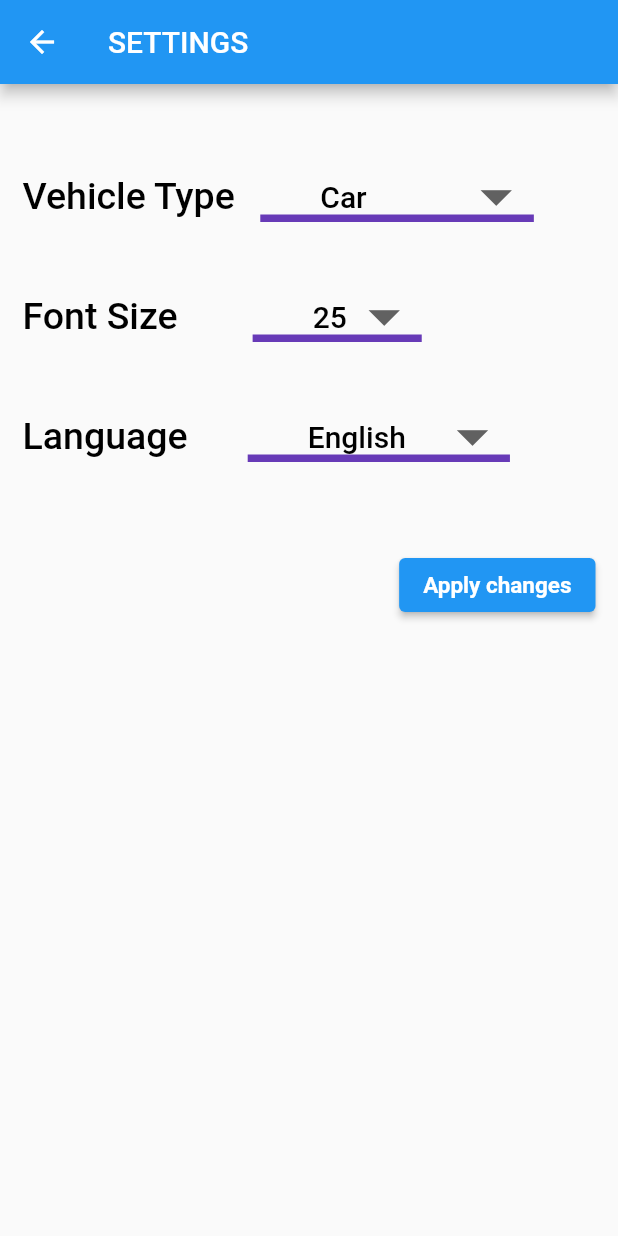
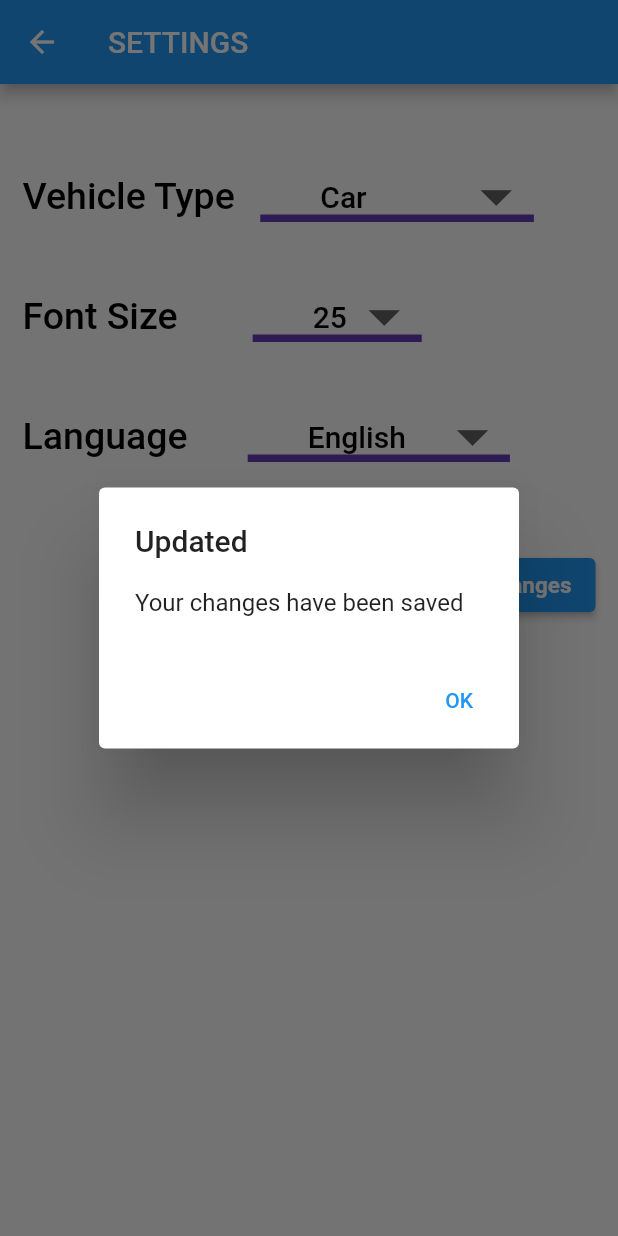
Before and after one commit to WillisYangg/CarparkLey-, a Flutter app: the SettingsScreen screen opened by its route, after a tap on "Apply changes", on a phone screen of 412 x 824 dp. Run offline on Flutter 3.47's test engine with Material 2 defaults, Android fonts, the phone set to English and light mode, and no system bars; our stand-ins replace cloud_firestore, dio, firebase_auth, firebase_core, flutter_spinkit, geolocator and 3 more; missing offline and left inert: dart:ffi, flutter_google_places_hoc081098, flutter_polyline_points, google_maps_webservice; accounts and stored records are empty; Roboto replaces fonts that are missing (SourceSansPro).

```diff
--- a/lib/screens/home_page.dart
+++ b/lib/screens/home_page.dart
@@ -1,6 +1,9 @@
 import 'package:carparkley/screens/login_register/login_page.dart';
 import 'package:carparkley/main.dart';
 import 'package:carparkley/screens/results_page.dart';
+import 'package:carparkley/screens/settings_screen.dart';
+import 'package:carparkley/services/get_distance.dart';
+import 'package:cloud_firestore/cloud_firestore.dart';
 import 'package:firebase_auth/firebase_auth.dart';
 import 'package:flutter/material.dart';
 import 'package:flutter_google_places_hoc081098/flutter_google_places_hoc081098.dart';
@@ -10,6 +13,7 @@ import '../constants.dart';
 import '../services/find_carparks.dart';
 import 'destination_loading_screen.dart';
 import 'login_register/register_page.dart';
+import 'settings_screen.dart';
 
 class HomePage extends StatefulWidget {
   static String id = "home_screen";
@@ -56,10 +60,19 @@ class _HomePageState extends State<HomePage> {
     this.getCurrentUser();
   }
 
+  dynamic vehicleType;
+  Future<void> didVehicleTypeChange() async {
+    final vehicle = await checkWhatChanged();
+    setState(() {
+      vehicleType = vehicle;
+    });
+  }
+
   @override
   Widget build(BuildContext context) {
+    didVehicleTypeChange();
+    String vehicle = vehicleType;
     String destinationName = '';
-
     void getLocation(userLocation) async {
       await userLocation.getCurrentLocation();
       print(userLocation.latitude);
@@ -99,17 +112,23 @@ class _HomePageState extends State<HomePage> {
                   style: TextStyle(color: Colors.black),
                   decoration: kTextfieldInputDecoration,
                   onTap: () async {
+                    print('Vehicle type is: $vehicle');
                     final Prediction? p = await PlacesAutocomplete.show(
                         context: context,
                         apiKey: googleApiKey,
                         mode: Mode.overlay, // Mode.fullscreen
                         language: "en",
                         components: [new Component(Component.country, "sg")]);
-                    Navigator.push(context,
-                        MaterialPageRoute(builder: (context) {
-                      return DestLoadingPage(
-                          destination: p?.description.toString());
-                    }));
+                    if (p?.description == null) {
+                      AlertDialog();
+                    } else {
+                      Navigator.push(context,
+                          MaterialPageRoute(builder: (context) {
+                        return DestLoadingPage(
+                            destination: p?.description.toString(),
+                            vehicleType: vehicle);
+                      }));
+                    }
                   },
                 ),
               ),
@@ -168,6 +187,28 @@ class _HomePageState extends State<HomePage> {
                   ]),
                 ),
               ),
+              Card(
+                //default card color is white
+                margin: EdgeInsets.symmetric(vertical: 10.0, horizontal: 107.0),
+                child: RaisedButton(
+                  color: Colors.red,
+                  onPressed: () {
+                    Navigator.pushNamed(context, SettingsScreen.id);
+                  },
+                  child: Row(children: [
+                    Icon(
+                      Icons.settings,
+                      color: Colors.white,
+                    ),
+                    Text('Settings',
+                        style: TextStyle(
+                          color: Colors.white,
+                          fontSize: 20.0,
+                          fontWeight: FontWeight.bold,
+                        )),
+                  ]),
+                ),
+              ),
             ],
           ),
         ),
--- a/lib/screens/login_register/login_page.dart
+++ b/lib/screens/login_register/login_page.dart
@@ -1,4 +1,5 @@
 import 'package:carparkley/screens/carpark_info_screen.dart';
+import 'package:carparkley/screens/settings_screen.dart';
 import 'package:firebase_auth/firebase_auth.dart';
 import 'package:flutter/material.dart';
 import '../home_page.dart';
--- a/lib/screens/settings_screen.dart
+++ b/lib/screens/settings_screen.dart
@@ -1,6 +1,8 @@
+import 'package:carparkley/screens/home_page.dart';
 import 'package:flutter/cupertino.dart';
 import 'package:flutter/material.dart';
 import 'carpark_info_screen.dart';
+import 'home_page.dart';
 
 class SettingsScreen extends StatefulWidget {
   static String id = "settings_screen";
@@ -9,10 +11,11 @@ class SettingsScreen extends StatefulWidget {
   _SettingsScreenState createState() => _SettingsScreenState();
 }
 
+String vehicleValue = 'Car';
+String fontValue = '25';
+String language = 'English';
+
 class _SettingsScreenState extends State<SettingsScreen> {
-  String vehicleValue = 'Car';
-  String fontValue = '25';
-  String language = 'English';
   @override
   Widget build(BuildContext context) {
     return Scaffold(
@@ -200,7 +203,9 @@ class _SettingsScreenState extends State<SettingsScreen> {
               Padding(
                 padding: const EdgeInsets.only(right: 15.0),
                 child: ElevatedButton(
-                    onPressed: () {},
+                    onPressed: () async {
+                      _showMyDialog();
+                    },
                     child: Text(
                       'Apply changes',
                       style:
@@ -214,4 +219,41 @@ class _SettingsScreenState extends State<SettingsScreen> {
       ),
     );
   }
+
+  Future<void> _showMyDialog() async {
+    return showDialog<void>(
+      context: context,
+      barrierDismissible: false, // user must tap button!
+      builder: (BuildContext context) {
+        return AlertDialog(
+          title: Text('Updated'),
+          content: SingleChildScrollView(
+            child: ListBody(
+              children: <Widget>[
+                Text('Your changes have been saved'),
+              ],
+            ),
+          ),
+          actions: <Widget>[
+            TextButton(
+              child: Text('OK'),
+              onPressed: () {
+                Navigator.pop(context);
+              },
+            ),
+          ],
+        );
+      },
+    );
+  }
 }
+
+Future<String> checkWhatChanged() async {
+  if (vehicleValue == 'MotorBike') {
+    return 'M';
+  } else if (vehicleValue == 'Heavy') {
+    return 'H';
+  } else {
+    return 'C';
+  }
+}
--- a/lib/services/get_carpark_rates_details.dart
+++ b/lib/services/get_carpark_rates_details.dart
@@ -33,7 +33,9 @@ class GetCarparkRatesDetails {
       var cpNum = responseJson['Result'][i]['ppCode'].toString();
       print('cpNameList is $cpName');
       print('cpNum is $cpNum');
-      if (cpName.toString().contains(cpNum) && lotType == 'C') {
+      if (cpName.toString().contains(cpNum) &&
+          responseJson['Result'][i]['vehCat'].toString() == lotType) {
+        print('Carpark found');
         String weekdayMin = responseJson['Result'][i]['weekdayMin'].toString();
         String weekdayRate =
             responseJson['Result'][i]['weekdayRate'].toString();
@@ -62,5 +64,6 @@ class GetCarparkRatesDetails {
         return cpRatesDetails;
       }
     }
+    print('Oops something went wrong somewhere');
   }
 }
```
Also changed, not shown: lib/screens/destination_loading_screen.dart (+9 -6 lines), lib/screens/results_page.dart (+7 -5 lines), lib/services/get_carpark_info.dart (+11 -5 lines).
